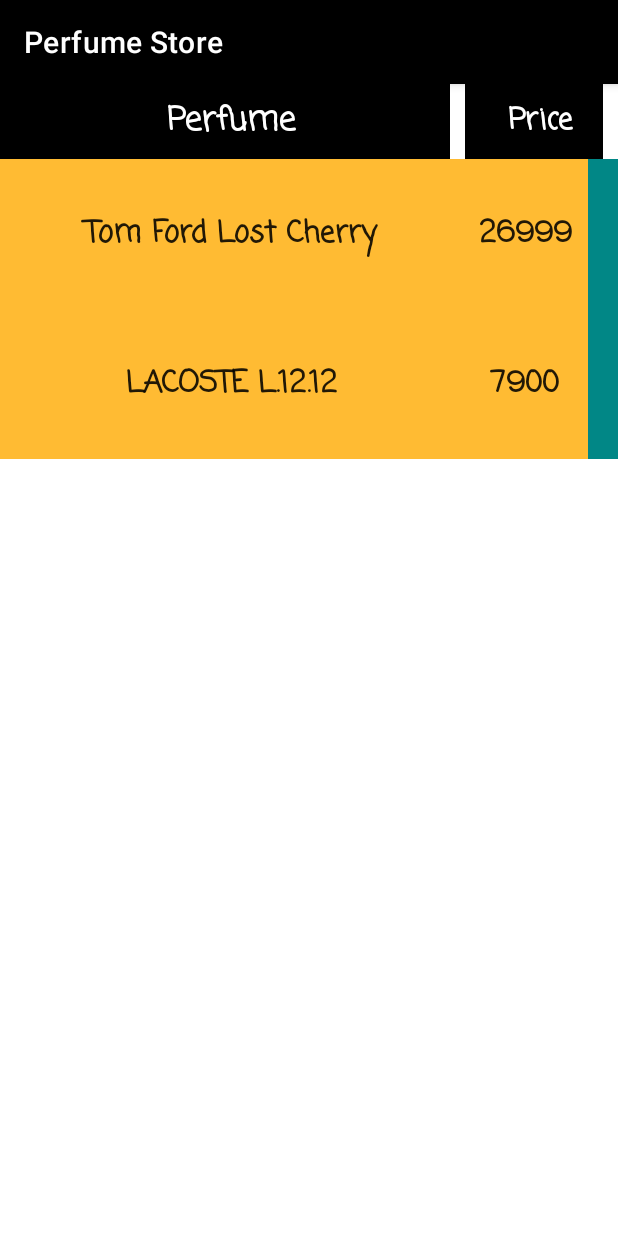
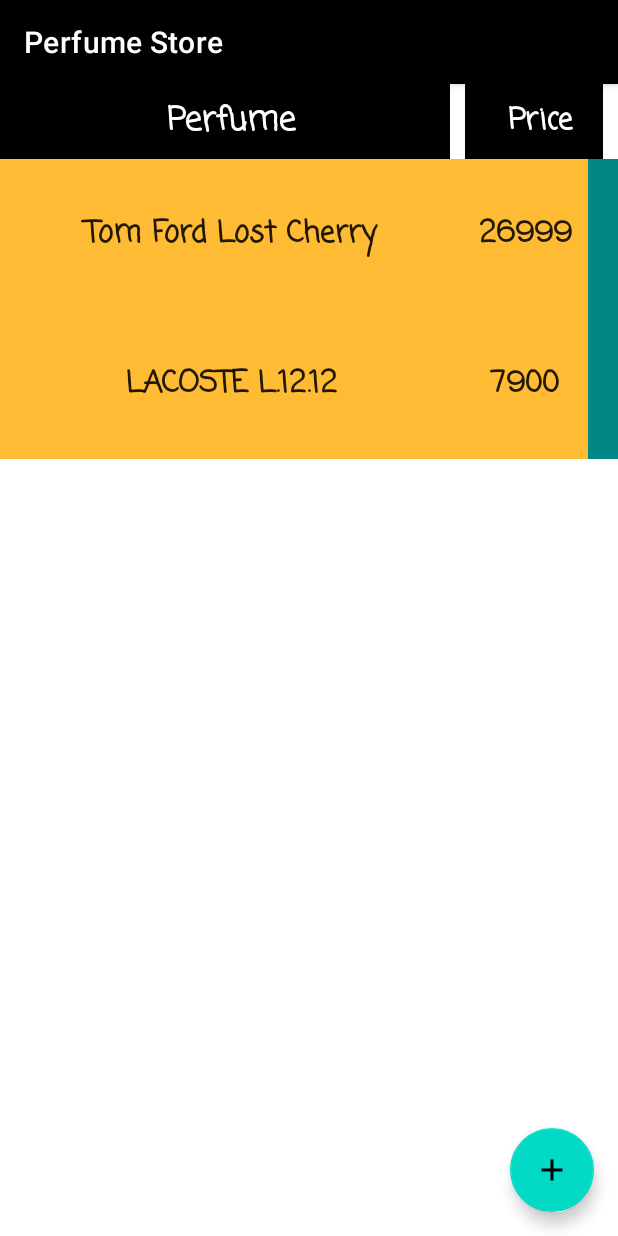
Before and after one commit to Towich/online-store, an Android app: the StoreFragment screen opened through its navigation route, on a phone screen of 412 x 824 dp. Run offline under Robolectric (Android 15) with nearby library versions, the phone set to English and light mode, and no system bars; our stand-ins replace Room's generated code.

Commit message:
feat: add FloatingActionButton in Store

```diff
--- a/app/src/main/java/com/example/firstpractice/ui/Fragment/StoreFragment.java
+++ b/app/src/main/java/com/example/firstpractice/ui/Fragment/StoreFragment.java
@@ -6,7 +6,9 @@ import android.os.Bundle;
 import androidx.annotation.NonNull;
 import androidx.annotation.Nullable;
 import androidx.fragment.app.Fragment;
+import androidx.fragment.app.FragmentResultListener;
 import androidx.lifecycle.ViewModelProvider;
+import androidx.navigation.Navigation;
 import androidx.recyclerview.widget.LinearLayoutManager;
 import androidx.recyclerview.widget.RecyclerView;
 
@@ -19,9 +21,11 @@ import android.widget.ListView;
 import android.widget.Toast;
 
 import com.example.firstpractice.R;
+import com.example.firstpractice.data.databases.entity.CommonPerfumeEntity;
 import com.example.firstpractice.ui.Adapter.MyCustomRecyclerViewAdapter;
 import com.example.firstpractice.ui.Presenter.StorePresenter;
 import com.example.firstpractice.ui.ViewModel.CommonPerfumeViewModel;
+import com.google.android.material.floatingactionbutton.FloatingActionButton;
 
 import java.util.List;
 
@@ -33,6 +37,16 @@ public class StoreFragment extends Fragment{
     @Override
     public void onCreate(Bundle savedInstanceState) {
         super.onCreate(savedInstanceState);
+        getParentFragmentManager().setFragmentResultListener(NewPerfumeFragment.REPLY_PERFUME, this, new FragmentResultListener() {
+            @Override
+            public void onFragmentResult(@NonNull String key, @NonNull Bundle bundle) {
+                String namePerfume = bundle.getString(NewPerfumeFragment.REPLY_NAME);
+                int pricePerfume = bundle.getInt(NewPerfumeFragment.REPLY_PRICE);
+
+                CommonPerfumeEntity word = new CommonPerfumeEntity(namePerfume, pricePerfume);
+                mCommonPerfumeViewModel.insert(word);
+            }
+        });
     }
 
     @Override
@@ -51,6 +65,15 @@ public class StoreFragment extends Fragment{
         recyclerView.setAdapter(adapter);
         recyclerView.setLayoutManager(new LinearLayoutManager(getActivity()));
 
+        // FloatingActionButton
+        FloatingActionButton fab = view.findViewById(R.id.fab);
+        fab.setOnClickListener(new View.OnClickListener() {
+            @Override
+            public void onClick(View view) {
+                Navigation.findNavController(view).navigate(R.id.action_storeFragment_to_newPerfumeFragment);
+            }
+        });
+
         mCommonPerfumeViewModel = new ViewModelProvider(this).get(CommonPerfumeViewModel.class);
 
         mCommonPerfumeViewModel.getAllCommonPerfumes().observe(getActivity(), words -> {
--- /dev/null
+++ b/app/src/main/res/drawable/ic_baseline_add_24.xml
@@ -0,0 +1,10 @@
+<vector xmlns:android="http://schemas.android.com/apk/res/android"
+    android:width="24dp"
+    android:height="24dp"
+    android:viewportWidth="24"
+    android:viewportHeight="24"
+    android:tint="?attr/colorControlNormal">
+  <path
+      android:fillColor="@android:color/white"
+      android:pathData="M19,13h-6v6h-2v-6H5v-2h6V5h2v6h6v2z"/>
+</vector>
--- a/app/src/main/res/layout/fragment_store.xml
+++ b/app/src/main/res/layout/fragment_store.xml
@@ -40,4 +40,14 @@
         android:layout_height="wrap_content"
         app:layout_constraintTop_toBottomOf="@+id/textView" />
 
+    <com.google.android.material.floatingactionbutton.FloatingActionButton
+        android:id="@+id/fab"
+        app:layout_constraintBottom_toBottomOf="parent"
+        app:layout_constraintEnd_toEndOf="parent"
+        android:layout_width="wrap_content"
+        android:layout_height="wrap_content"
+        android:layout_margin="16dp"
+        android:contentDescription="@string/add_word"
+        android:src="@drawable/ic_baseline_add_24"/>
+
 </androidx.constraintlayout.widget.ConstraintLayout>
```
